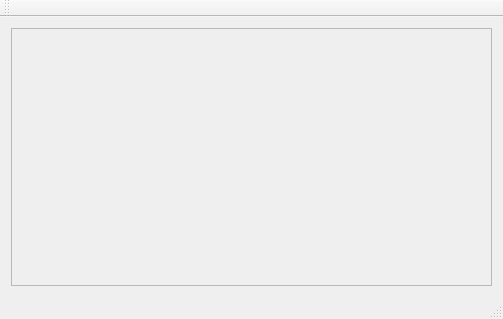
Above: mainwindow.ui from Dearg7/graphics-editor before the change. Below: the same form after it.
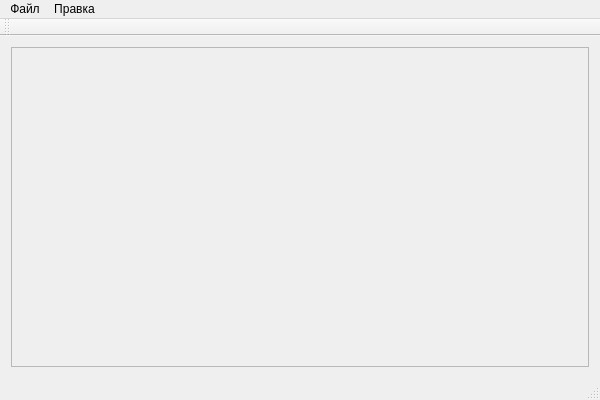
That is the form after the change.

The edit to the form file:
```diff
--- a/mainwindow.ui
+++ b/mainwindow.ui
@@ -6,8 +6,8 @@
    <rect>
     <x>0</x>
     <y>0</y>
-    <width>503</width>
-    <height>319</height>
+    <width>600</width>
+    <height>400</height>
    </rect>
   </property>
   <property name="windowTitle">
@@ -40,8 +40,8 @@
         <rect>
          <x>0</x>
          <y>0</y>
-         <width>479</width>
-         <height>230</height>
+         <width>576</width>
+         <height>311</height>
         </rect>
        </property>
       </widget>
@@ -54,10 +54,35 @@
     <rect>
      <x>0</x>
      <y>0</y>
-     <width>503</width>
+     <width>600</width>
      <height>26</height>
     </rect>
    </property>
+   <widget class="QMenu" name="menu">
+    <property name="title">
+     <string>Файл</string>
+    </property>
+    <addaction name="actionCreate"/>
+    <addaction name="actionOpen"/>
+    <addaction name="actionSave"/>
+    <addaction name="actionSaveAs"/>
+    <addaction name="separator"/>
+    <addaction name="actionExit"/>
+   </widget>
+   <widget class="QMenu" name="menu_2">
+    <property name="title">
+     <string>Правка</string>
+    </property>
+    <addaction name="actionUndo"/>
+    <addaction name="actionRendo"/>
+    <addaction name="separator"/>
+    <addaction name="actionCut"/>
+    <addaction name="actionCopy"/>
+    <addaction name="actionInsert"/>
+    <addaction name="actionDelete"/>
+   </widget>
+   <addaction name="menu"/>
+   <addaction name="menu_2"/>
   </widget>
   <widget class="QToolBar" name="mainToolBar">
    <attribute name="toolBarArea">
```
Left out of the diff: 82 changed lines with no effect on the pictures.
